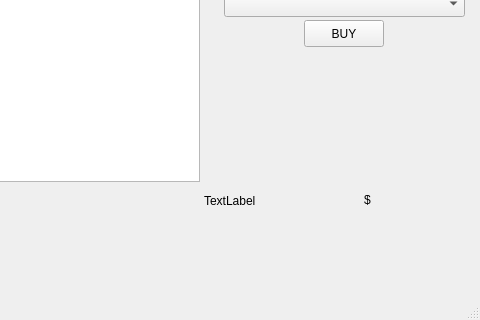
The window that newwindow.ui (GrzemoTLM/Diocese-Management-QT-app) describes before a commit, drawn with Qt 5; both pictures show x 456 to 936 and y 400 to 720 of the 936 by 720 pixel window.
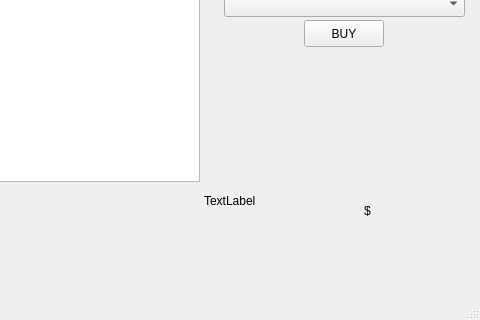
The same window after the commit.

What changed in the file:
```diff
--- a/newwindow.ui
+++ b/newwindow.ui
@@ -182,8 +182,8 @@
      <rect>
       <x>820</x>
       <y>590</y>
-      <width>56</width>
-      <height>19</height>
+      <width>101</width>
+      <height>41</height>
      </rect>
     </property>
     <property name="text">
```
Left out of the diff: 2 changed lines with no effect on the pictures.
